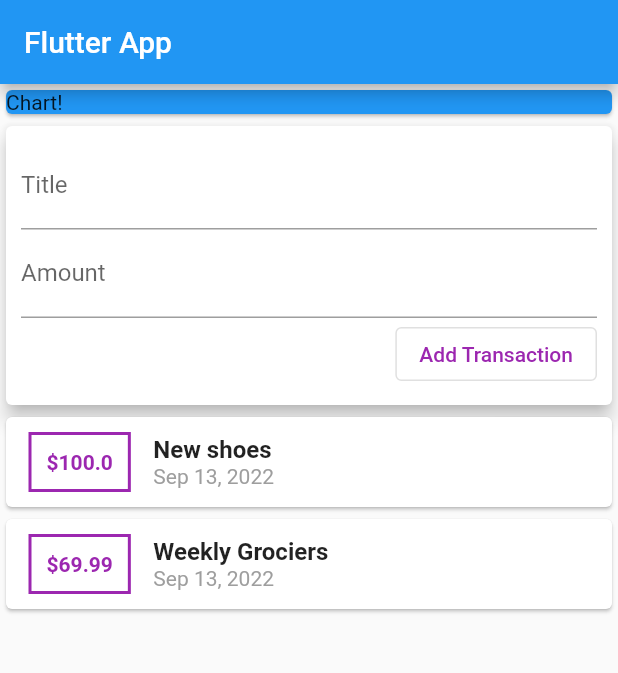
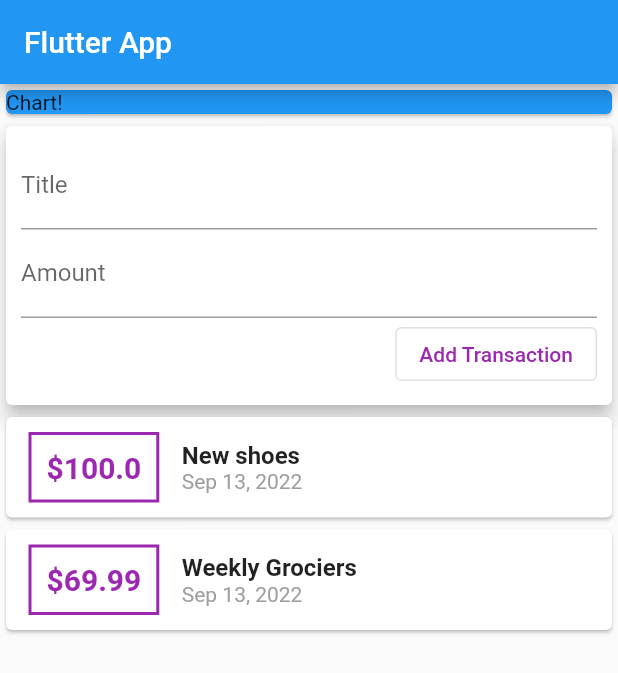
Before and after one commit to RakanW10/real_apps_01, a Flutter app: the screen it shows after launch, after a tap on "Add Transaction", on a phone screen of 412 x 824 dp. Shown: the top 673 px of the screen. Run offline on Flutter 3.47's test engine with Material 2 defaults, Android fonts, the phone set to English and light mode, and no system bars.

Commit message:
after lecture92, added onSubmit and modified ListView to SingleChildScrollView

```diff
--- a/lib/main.dart
+++ b/lib/main.dart
@@ -22,7 +22,8 @@ class MyHomePage extends StatelessWidget {
       appBar: AppBar(
         title: Text('Flutter App'),
       ),
-      body: Column(
+      body: SingleChildScrollView(
+        child: Column(
           children: [
             Container(
               width: double.infinity,
@@ -34,6 +35,7 @@ class MyHomePage extends StatelessWidget {
             UserTransactions(),
           ],
         ),
+      ),
     );
   }
 }
--- a/lib/widgets/new_transaction.dart
+++ b/lib/widgets/new_transaction.dart
@@ -5,6 +5,15 @@ class NewTransaction extends StatelessWidget {
   final amountController = TextEditingController();
   final Function addTx;
   NewTransaction(this.addTx);
+
+  void submitData() {
+    String enteredTitle = titleController.text;
+    double enteredAmount = double.parse(amountController.text);
+
+    if (enteredTitle.isEmpty || enteredAmount <= 0) return;
+
+    addTx(enteredTitle, enteredAmount);
+  }
 
   @override
   Widget build(BuildContext context) {
@@ -19,20 +28,20 @@ class NewTransaction extends StatelessWidget {
                   labelText: "Title",
                 ),
                 // onChanged: (value) => title = value,
+                onSubmitted: (_) => submitData(),
                 controller: titleController,
               ),
               TextField(
                 decoration: InputDecoration(
                   labelText: "Amount",
                 ),
+                keyboardType: TextInputType.number,
+                onSubmitted: (_) => submitData(),
                 // onChanged: (value) => amount = value,
                 controller: amountController,
               ),
               OutlinedButton(
-                onPressed: () {
-                  addTx(titleController.text,
-                      double.parse(amountController.text));
-                },
+                onPressed: submitData,
                 child: Text("Add Transaction"),
                 style: OutlinedButton.styleFrom(foregroundColor: Colors.purple),
               )
--- a/lib/widgets/transaction_list.dart
+++ b/lib/widgets/transaction_list.dart
@@ -7,52 +7,57 @@ class TransactionList extends StatelessWidget {
   TransactionList(this.transactions);
 
   @override
-  Widget build(BuildContext context) {
+  build(BuildContext context) {
     return Container(
-      height: 200,
-      child: ListView.builder(
-        itemCount: transactions.length,
-        itemBuilder: (ctx, index) {
+      height: 300,
+      child: Column(
+        children: transactions.map((tx) {
           return Card(
             child: Row(
-              children: [
+              children: <Widget>[
                 Container(
-                  //amount container
-                  child: Text("\$${transactions[index].amount}",
-                      style: TextStyle(
-                        fontWeight: FontWeight.bold,
-                        color: Colors.purple,
-                      )),
-                  margin: EdgeInsets.symmetric(vertical: 10, horizontal: 15),
-                  padding: EdgeInsets.all(10),
+                  margin: EdgeInsets.symmetric(
+                    vertical: 10,
+                    horizontal: 15,
+                  ),
                   decoration: BoxDecoration(
                     border: Border.all(
                       color: Colors.purple,
                       width: 2,
                     ),
                   ),
+                  padding: EdgeInsets.all(10),
+                  child: Text(
+                    '\$${tx.amount}',
+                    style: TextStyle(
+                      fontWeight: FontWeight.bold,
+                      fontSize: 20,
+                      color: Colors.purple,
+                    ),
+                  ),
                 ),
                 Column(
-                  children: [
+                  crossAxisAlignment: CrossAxisAlignment.start,
+                  children: <Widget>[
                     Text(
-                      transactions[index].title,
+                      tx.title,
                       style: TextStyle(
+                        fontSize: 16,
                         fontWeight: FontWeight.bold,
-                        fontSize: 16,
                       ),
                     ),
                     Text(
-                      DateFormat(DateFormat.YEAR_ABBR_MONTH_DAY)
-                          .format(transactions[index].date),
-                      style: TextStyle(color: Colors.grey),
+                      DateFormat.yMMMd().format(tx.date),
+                      style: TextStyle(
+                        color: Colors.grey,
+                      ),
                     ),
                   ],
-                  crossAxisAlignment: CrossAxisAlignment.start,
                 ),
               ],
             ),
           );
-        },
+        }).toList(),
       ),
     );
   }
```
Lines whose indentation alone changed are shown as unchanged.
